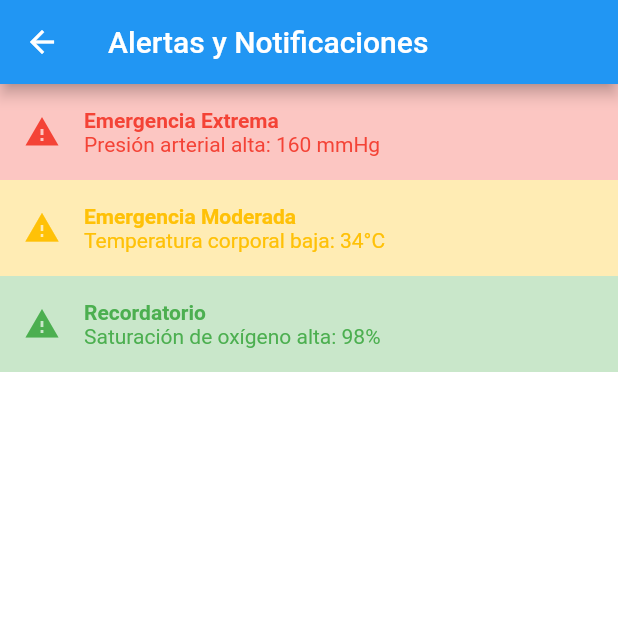
After one commit to ggpachec/PulseraWifiMovil, a Flutter app: the screen it shows after launch, after a tap on the "notifications" icon, on a phone screen of 412 x 824 dp, the top half of it. The commit adds this screen. Run offline on Flutter 3.47's test engine with Material 2 defaults, Android fonts, the phone set to English and light mode, and no system bars; our stand-ins replace google_maps_flutter.

Commit message:
interfaz de alertas

```diff
--- /dev/null
+++ b/sensor_app/lib/alertas.dart
@@ -0,0 +1,54 @@
+import 'package:flutter/material.dart';
+
+class AlertsScreen extends StatelessWidget {
+  @override
+  Widget build(BuildContext context) {
+    return Scaffold(
+      appBar: AppBar(
+        title: Text('Alertas y Notificaciones'),
+      ),
+      body: ListView(
+        children: <Widget>[
+          _buildAlert('Emergencia Extrema', 'Presión arterial alta: 160 mmHg'),
+          _buildAlert('Emergencia Moderada', 'Temperatura corporal baja: 34°C'),
+          _buildAlert('Recordatorio', 'Saturación de oxígeno alta: 98%'),
+        ],
+      ),
+    );
+  }
+
+  Widget _buildAlert(String tipo, String mensaje) {
+    Color color;
+    if (tipo == 'Emergencia Extrema') {
+      color = Colors.red;
+    } else if (tipo == 'Emergencia Moderada') {
+      color = Colors.amber;
+    } else {
+      color = Colors.green;
+    }
+
+    return Container(
+      padding: EdgeInsets.all(16.0),
+      color: color.withOpacity(0.3),
+      child: Row(
+        children: <Widget>[
+          Icon(Icons.warning, color: color),
+          SizedBox(width: 16.0),
+          Column(
+            crossAxisAlignment: CrossAxisAlignment.start,
+            children: <Widget>[
+              Text(
+                tipo,
+                style: TextStyle(color: color, fontWeight: FontWeight.bold),
+              ),
+              Text(
+                mensaje,
+                style: TextStyle(color: color),
+              ),
+            ],
+          ),
+        ],
+      ),
+    );
+  }
+}
--- a/sensor_app/lib/main.dart
+++ b/sensor_app/lib/main.dart
@@ -4,6 +4,7 @@ import 'temperature_sensor_screen.dart';
 import 'pressure_sensor_screen.dart';
 import 'saturation_sensor_screen.dart';
 import 'tracking_screen.dart';
+import 'alertas.dart';
 
 void main() {
   runApp(MyApp());
@@ -14,6 +15,7 @@ class MyApp extends StatelessWidget {
   Widget build(BuildContext context) {
     return MaterialApp(
       title: 'Sensor App',
+      debugShowCheckedModeBanner: false,
       theme: ThemeData(
         primaryColor: Color(0xFF573AD6),
         scaffoldBackgroundColor: Colors.white,
@@ -26,6 +28,7 @@ class MyApp extends StatelessWidget {
         '/saturation_sensor': (context) => SaturationSensorScreen(),
         '/tracking': (context) => TrackingScreen(),
         '/config': (context) => LimitsConfigScreen(),
+        '/alerts': (context) => AlertsScreen(),
       },
     );
   }
@@ -37,6 +40,12 @@ class MainScreen extends StatelessWidget {
     return Scaffold(
       appBar: AppBar(
         title: Text('Sensor App'),
+        leading: IconButton(
+          icon: Icon(Icons.notifications),
+          onPressed: () {
+            Navigator.pushNamed(context, '/alerts');
+          },
+        ),
       ),
       body: Center(
         child: Column(
```
